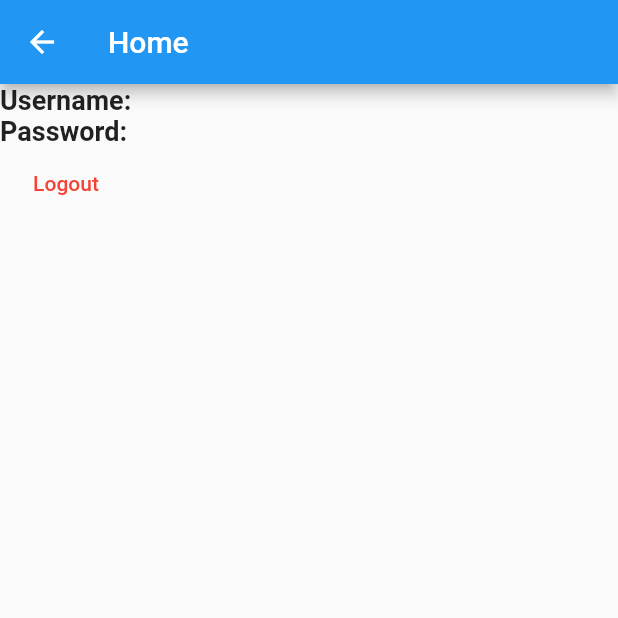
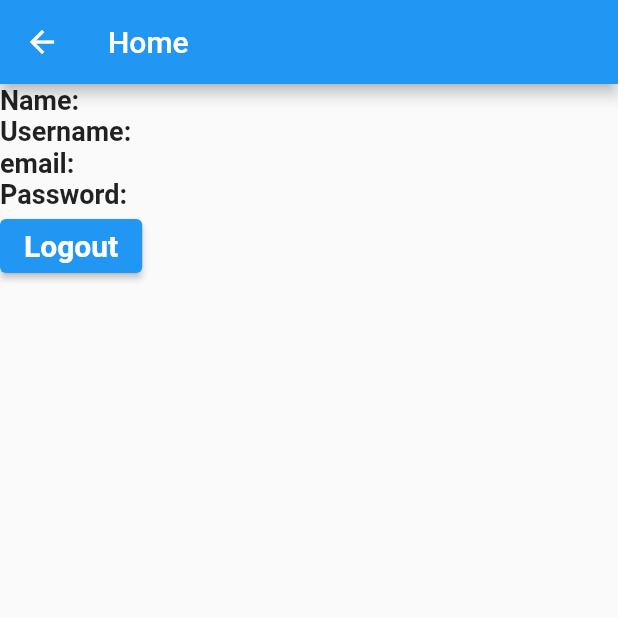
Before and after one commit to NguyenThanhLuan0204/Flutter, a Flutter app: the Home screen opened directly with empty values, on a phone screen of 412 x 824 dp, the top half of it. Run offline on Flutter 3.47's test engine with Material 2 defaults, Android fonts, the phone set to English and light mode, and no system bars.

Commit message:
add logout button and register screen

```diff
--- a/login_with_api/lib/main.dart
+++ b/login_with_api/lib/main.dart
@@ -5,12 +5,19 @@ import 'package:login/login.dart';
 void main() => runApp(const Login());
 
 class Home extends StatelessWidget {
+  final String name;
   final String username;
+  final String email;
   final String password;
 
   // receive data from the FirstScreen as a parameter
-  const Home({Key? key, required this.username, required this.password})
-      : super(key: key);
+  const Home({
+    Key? key,
+    required this.name,
+    required this.username,
+    required this.email,
+    required this.password,
+  }) : super(key: key);
 
   @override
   Widget build(BuildContext context) {
@@ -22,11 +29,35 @@ class Home extends StatelessWidget {
               Row(
                 children: [
                   const Text(
+                    'Name:',
+                    style: TextStyle(fontWeight: FontWeight.bold, fontSize: 18),
+                  ),
+                  Text(
+                    name,
+                    style: const TextStyle(fontSize: 18),
+                  ),
+                ],
+              ),
+              Row(
+                children: [
+                  const Text(
                     'Username:',
                     style: TextStyle(fontWeight: FontWeight.bold, fontSize: 18),
                   ),
                   Text(
                     username,
+                    style: const TextStyle(fontSize: 18),
+                  ),
+                ],
+              ),
+              Row(
+                children: [
+                  const Text(
+                    'email:',
+                    style: TextStyle(fontWeight: FontWeight.bold, fontSize: 18),
+                  ),
+                  Text(
+                    email,
                     style: const TextStyle(fontSize: 18),
                   ),
                 ],
@@ -43,19 +74,34 @@ class Home extends StatelessWidget {
                   ),
                 ],
               ),
-              Container(
-                  child: FlatButton(
+              ElevatedButton(
+                style: ButtonStyle(
+                  backgroundColor: MaterialStateProperty.resolveWith<Color?>(
+                    (Set<MaterialState> states) {
+                      if (states.contains(MaterialState.pressed)) {
+                        return Theme.of(context)
+                            .colorScheme
+                            .primary
+                            .withOpacity(0.5);
+                      }
+                      return null; // Use the component's default.
+                    },
+                  ),
+                ),
                 onPressed: () {
                   Navigator.of(context).pushAndRemoveUntil(
-                    CupertinoPageRoute(builder: (context) => Login()),
+                    CupertinoPageRoute(builder: (context) => const Login()),
                     (_) => false,
                   );
                 },
-                child: Text(
+                child: const Text(
                   "Logout",
-                  style: TextStyle(color: Colors.red),
+                  style: TextStyle(
+                    fontWeight: FontWeight.bold,
+                    fontSize: 20,
+                  ),
                 ),
-              )),
+              )
             ]));
   }
 }
--- a/login_with_api/pubspec.yaml
+++ b/login_with_api/pubspec.yaml
@@ -35,6 +35,8 @@ dependencies:
   # Use with the CupertinoIcons class for iOS style icons.
   cupertino_icons: ^1.0.2
   http: ^0.13.4
+  flutter_datetime_picker: ^1.5.1
+  intl: ^0.17.0
 
 dev_dependencies:
   flutter_test:
```
Also changed, not shown: login_with_api/lib/login.dart (+57 -22 lines), login_with_api/lib/register.dart (added, +345 -0 lines), login_with_api/pubspec.lock, 1 other file.
